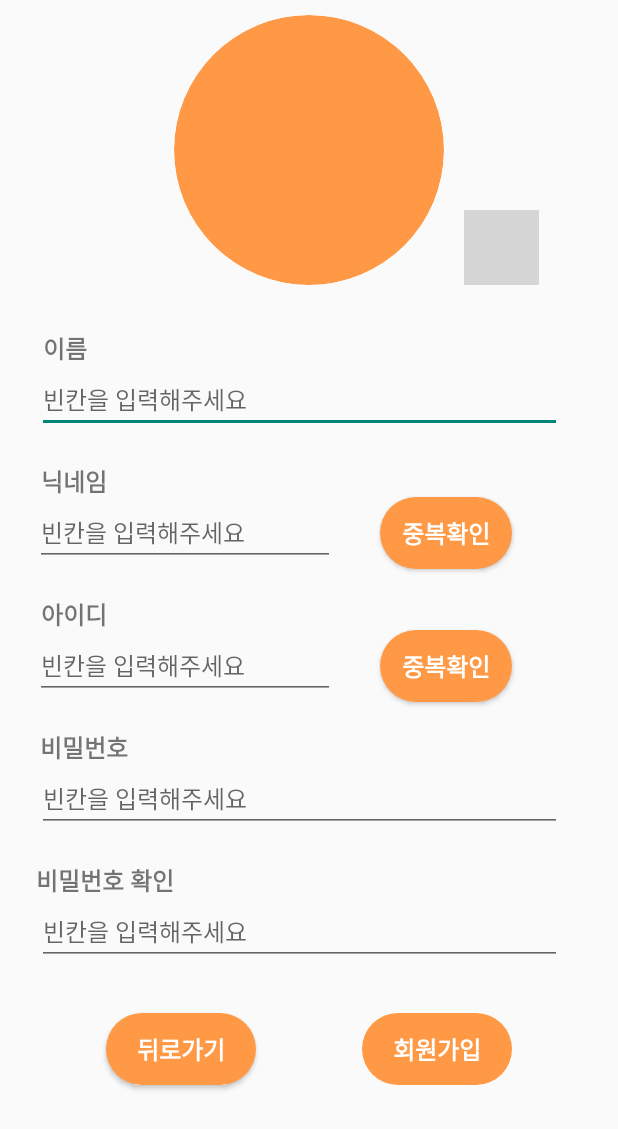
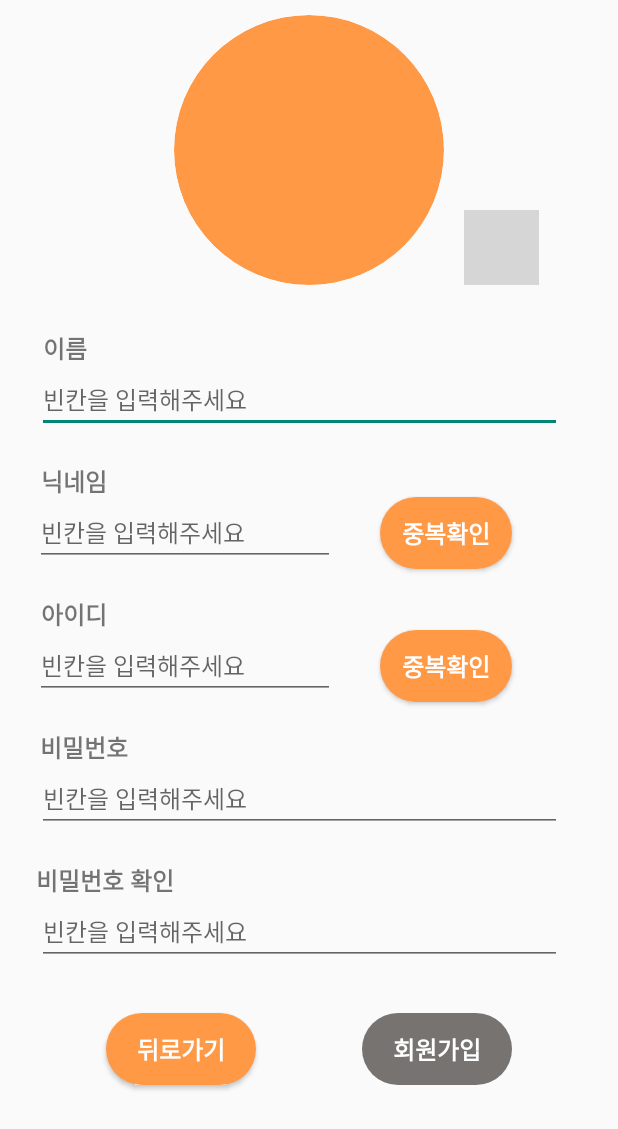
Before and after one commit to kgdrjsen/Together, an Android app: the SignUpActivity screen opened directly, with no data from a screen before it, after a tap on "중복확인", on a phone screen of 412 x 824 dp. Shown: the top 1129 px of the screen. Run offline under Robolectric (Android 15) with nearby library versions, the phone set to English and light mode, and no system bars; grey boxes are pictures that could not be loaded.

Commit message:
추가3 : 회원가입버튼 비활성시 회색변경

```diff
--- a/app/src/main/java/com/android/together/SignUpActivity.kt
+++ b/app/src/main/java/com/android/together/SignUpActivity.kt
@@ -47,7 +47,7 @@ class SignUpActivity : AppCompatActivity() {
         // 닉네임 길이확인
         btn_signup_check1.setOnClickListener {
             if(signup_et2.text.length<3 || signup_et2.text.length>8 ){
-                Toast.makeText(this,"닉네임은 3자리 이상 8자리 이하로 입력해주세요",Toast.LENGTH_SHORT).show()
+                Toast.makeText(this,"닉네임은 3자리 이상 8자리 이하로 입력해주세요",Toast.LENGTH_LONG).show()
                 btn_signup2.isEnabled=false
             } else {
                 Toast.makeText(this,"사용가능합니다.",Toast.LENGTH_SHORT).show()
@@ -59,7 +59,7 @@ class SignUpActivity : AppCompatActivity() {
         // 아이디 길이확인
         btn_signup_check2.setOnClickListener {
             if(signup_et3.text.length<3 || signup_et3.text.length>8 ){
-                Toast.makeText(this,"id는 3자리 이상 8자리 이하로 입력해주세요",Toast.LENGTH_SHORT).show()
+                Toast.makeText(this,"id는 3자리 이상 8자리 이하로 입력해주세요",Toast.LENGTH_LONG).show()
                 btn_signup2.isEnabled=false
             } else {
                 Toast.makeText(this,"사용가능합니다.",Toast.LENGTH_SHORT).show()
--- /dev/null
+++ b/app/src/main/res/drawable/selector_btn_grey.xml
@@ -0,0 +1,20 @@
+<?xml version="1.0" encoding="utf-8"?>
+<selector xmlns:android="http://schemas.android.com/apk/res/android">
+
+<item android:state_enabled="true">
+    <shape android:shape="rectangle">
+    <solid android:color="@color/mainColor"/>
+    <corners android:radius="30dp" />
+    </shape>
+</item>
+
+    <item android:state_enabled="false">
+        <shape android:shape="rectangle">
+            <solid android:color="#777371"/>
+            <corners android:radius="30dp" />
+        </shape>
+    </item>
+
+
+
+</selector>
--- a/app/src/main/res/layout/activity_sign_up.xml
+++ b/app/src/main/res/layout/activity_sign_up.xml
@@ -211,7 +211,7 @@
         android:layout_width="100dp"
         android:layout_height="wrap_content"
         android:layout_marginTop="10dp"
-        android:background="@drawable/button_radius30"
+        android:background="@drawable/selector_btn_grey"
         android:text="@string/sign_up"
         android:textColor="@color/white"
         app:layout_constraintEnd_toEndOf="parent"
```
